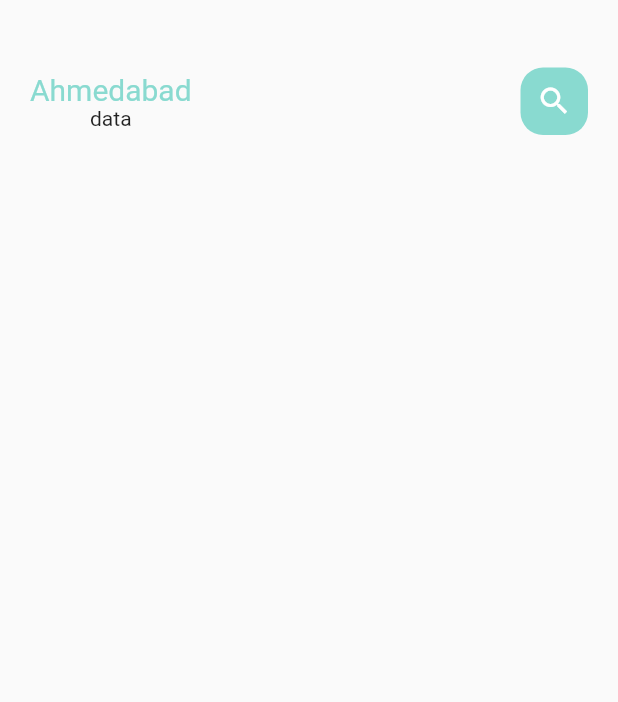
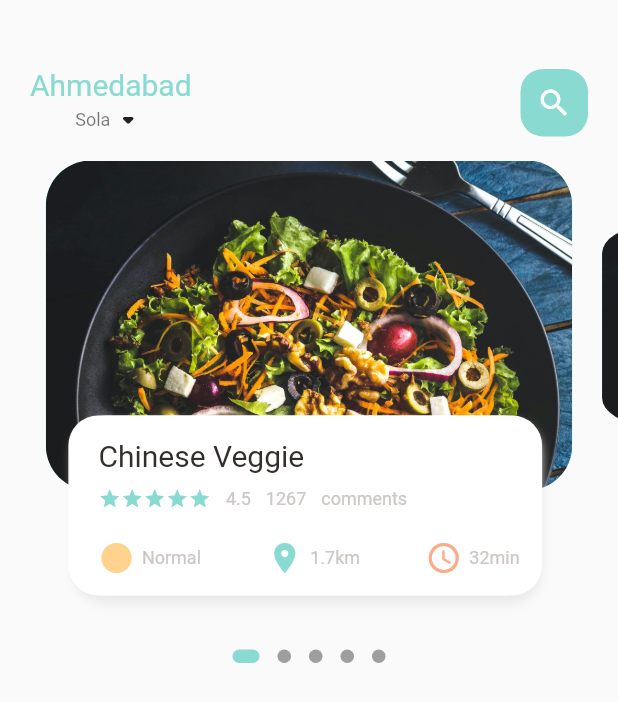
Before and after one commit to shravanEWW/food_app, a Flutter app: the screen it shows after launch, on a phone screen of 412 x 824 dp. Shown: the top 702 px of the screen. Run offline on Flutter 3.47's test engine with Material 2 defaults, Android fonts, the phone set to English and light mode, and no system bars; drawn by our look-alikes of dots_indicator.

```diff
--- /dev/null
+++ b/lib/home/food_page_body.dart
@@ -0,0 +1,177 @@
+import 'package:dots_indicator/dots_indicator.dart';
+import 'package:flutter/cupertino.dart';
+import 'package:flutter/material.dart';
+import 'package:food_app/home/colors.dart';
+import 'package:food_app/widgets/big_text.dart';
+import 'package:food_app/widgets/icon_and_text_widget.dart';
+import 'package:food_app/widgets/small_text.dart';
+
+class FoodPageBody extends StatefulWidget {
+  const FoodPageBody({Key? key}) : super(key: key);
+
+  @override
+  State<FoodPageBody> createState() => _FoodPageBodyState();
+}
+
+class _FoodPageBodyState extends State<FoodPageBody> {
+  PageController pageController = PageController(viewportFraction: 0.9);
+  var _currentPageValue = 0.0;
+
+  double _scaleFactor = 0.8;
+  double _height = 220;
+  double currScale = 1.0;
+  double currTrans = 1.0;
+  Matrix4 matrix = Matrix4.identity();
+
+  @override
+  void initState() {
+    super.initState();
+    pageController.addListener(() {
+      setState(() {
+        _currentPageValue = pageController.page!;
+        //  print("Current page value :" + _currentPageValue.toString());
+      });
+    });
+  }
+
+  @override
+  void dispose() {
+    super.dispose();
+    pageController.dispose();
+  }
+
+  @override
+  Widget build(BuildContext context) {
+    return Column(children: [
+      Container(
+        height: 320,
+        child: PageView.builder(
+            controller: pageController,
+            itemCount: 5,
+            itemBuilder: (context, position) {
+              return _buildPageItem(position);
+            }),
+      ),
+      DotsIndicator(
+        dotsCount: 5,
+        position: _currentPageValue,
+        decorator: DotsDecorator(
+          activeColor: AppColors.mainColor,
+          size: const Size.square(9.0),
+          activeSize: const Size(18.0, 9.0),
+          activeShape:
+              RoundedRectangleBorder(borderRadius: BorderRadius.circular(5.0)),
+        ),
+      ),
+    ]);
+  }
+
+  Widget _buildPageItem(int index) {
+    // Current Page
+    if (index == _currentPageValue.floor()) {
+      currScale = 1 - (_currentPageValue - index) * (1 - _scaleFactor);
+      currTrans = _height * (1 - currScale) / 2;
+      matrix = Matrix4.diagonal3Values(1, currScale, 1);
+      matrix = Matrix4.diagonal3Values(1, currScale, 1)
+        ..setTranslationRaw(0, currTrans, 0);
+    }
+    // Next Page
+    else if (index == _currentPageValue.floor() + 1) {
+      currScale =
+          _scaleFactor + (_currentPageValue - index) * (1 - _scaleFactor);
+      currTrans = _height * (1 - currScale) / 2;
+      matrix = Matrix4.diagonal3Values(1, currScale, 1);
+      matrix = Matrix4.diagonal3Values(1, currScale, 1)
+        ..setTranslationRaw(0, currTrans, 0);
+    }
+    // // Previous Page
+    else if (index == _currentPageValue.floor() - 1) {
+      currScale = 1 - (_currentPageValue - index) * (1 - _scaleFactor);
+      currTrans = _height * (1 - currScale) / 2;
+      matrix = Matrix4.diagonal3Values(1, currScale, 1);
+      matrix = Matrix4.diagonal3Values(1, currScale, 1)
+        ..setTranslationRaw(0, currTrans, 0);
+    } else {
+      currScale = 0.8;
+      matrix = Matrix4.diagonal3Values(1, currScale, 1)
+        ..setTranslationRaw(0, _height * (1 - _scaleFactor) / 2, 1);
+    }
+    return Transform(
+      transform: matrix,
+      child: Stack(
+        children: [
+          Container(
+            height: 220,
+            margin: const EdgeInsets.only(left: 10, right: 10),
+            decoration: BoxDecoration(
+                borderRadius: BorderRadius.circular(30),
+                color: index.isEven ? const Color(0xFF69c5df) : const Color(0xFF9294cc),
+                image: const DecorationImage(
+                    fit: BoxFit.cover,
+                    image: AssetImage("assets/images/food5.jpg"))),
+          ),
+          Align(
+            alignment: Alignment.bottomCenter,
+            child: Container(
+              height: 120,
+              margin: const EdgeInsets.only(left: 30, right: 30, bottom: 30),
+              decoration: BoxDecoration(
+                  borderRadius: BorderRadius.circular(20),
+                  color: Colors.white,
+                  boxShadow: const [
+                    BoxShadow(
+                        color: Color(0xFFe8e8e8),
+                        blurRadius: 5.0,
+                        offset: Offset(-1, 5)),
+                    BoxShadow(color: Colors.white, offset: Offset(-5, 0))
+                  ]),
+              child: Container(
+                padding: const EdgeInsets.only(top: 15, left: 15, right: 15),
+                child: Column(
+                  crossAxisAlignment: CrossAxisAlignment.start,
+                  children: [
+                    BigText(text: "Chinese Veggie"),
+                    const SizedBox(height: 10),
+                    Row(
+                      children: [
+                        Wrap(
+                            children: List.generate(
+                                5,
+                                (index) => Icon(Icons.star,
+                                    color: AppColors.mainColor, size: 15))),
+                        const SizedBox(width: 10),
+                        SmallText(text: "4.5"),
+                        const SizedBox(width: 10),
+                        SmallText(text: "1267"),
+                        const SizedBox(width: 10),
+                        SmallText(text: "comments"),
+                      ],
+                    ),
+                    const SizedBox(height: 20),
+                        Row(
+                          mainAxisAlignment: MainAxisAlignment.spaceBetween,
+                          children: [
+                            IconAndTextWidget(
+                                icon: Icons.circle_sharp,
+                                text: "Normal",
+                                iconColor: AppColors.iconColor),
+                            IconAndTextWidget(
+                                icon: Icons.location_on,
+                                text: "1.7km",
+                                iconColor: AppColors.mainColor),
+                            IconAndTextWidget(
+                                icon: Icons.access_time_rounded,
+                                text: "32min",
+                                iconColor: AppColors.iconColor2)
+                          ],
+                        )
+                      ],
+                    )
+                ),
+              ),
+            ),
+        ],
+      ),
+    );
+  }
+}
--- a/lib/home/main_food_page.dart
+++ b/lib/home/main_food_page.dart
@@ -2,6 +2,9 @@ import 'package:flutter/cupertino.dart';
 import 'package:flutter/material.dart';
 import 'package:food_app/home/colors.dart';
 import 'package:food_app/widgets/big_text.dart';
+import 'package:food_app/widgets/small_text.dart';
+
+import 'food_page_body.dart';
 
 class MainFoodPage extends StatefulWidget {
   const MainFoodPage({Key? key}) : super(key: key);
@@ -18,13 +21,21 @@ class _MainFoodPageState extends State<MainFoodPage> {
         children: [
           Container(
             child: Container(
-              margin: EdgeInsets.only(top: 45, bottom: 15),
-              padding: EdgeInsets.only(left: 20, right: 20),
+              margin: const EdgeInsets.only(top: 45, bottom: 15),
+              padding: const EdgeInsets.only(left: 20, right: 20),
               child: Row(
                 mainAxisAlignment: MainAxisAlignment.spaceBetween,
                 children: [
                   Column(
-                    children: [Bigtext(text: "Ahmedabad",color: AppColors.mainColor,), Text("data")],
+                    children: [
+                      BigText(text: "Ahmedabad", color: AppColors.mainColor),
+                      Row(
+                        children: [
+                          SmallText(text: "Sola", color: Colors.black54),
+                          const Icon(Icons.arrow_drop_down_rounded)
+                        ],
+                      )
+                    ],
                   ),
                   Center(
                     child: Container(
@@ -34,7 +45,7 @@ class _MainFoodPageState extends State<MainFoodPage> {
                         borderRadius: BorderRadius.circular(15),
                         color: AppColors.mainColor,
                       ),
-                      child: Icon(
+                      child: const Icon(
                         Icons.search,
                         color: Colors.white,
                       ),
@@ -43,7 +54,8 @@ class _MainFoodPageState extends State<MainFoodPage> {
                 ],
               ),
             ),
-          )
+          ),
+          FoodPageBody()
         ],
       ),
     );
--- a/lib/widgets/big_text.dart
+++ b/lib/widgets/big_text.dart
@@ -1,12 +1,12 @@
 import 'package:flutter/cupertino.dart';
 
-class Bigtext extends StatelessWidget {
+class BigText extends StatelessWidget {
   Color? color;
   final String text;
   double size;
   TextOverflow overflow;
 
-  Bigtext(
+  BigText(
       {Key? key,
       this.color = const Color(0xFF332d2b),
       required this.text,
@@ -19,6 +19,7 @@ class Bigtext extends StatelessWidget {
     return Text(
       text,
       overflow: overflow,
+      maxLines: 1,
       style: TextStyle(
           fontFamily: 'Roboto',
           color: color,
--- /dev/null
+++ b/lib/widgets/icon_and_text_widget.dart
@@ -0,0 +1,28 @@
+import 'package:flutter/cupertino.dart';
+import 'package:food_app/widgets/small_text.dart';
+
+class IconAndTextWidget extends StatelessWidget {
+  final IconData icon;
+  final String text;
+  final Color iconColor;
+
+  const IconAndTextWidget(
+      {Key? key,
+      required this.icon,
+      required this.text,
+      required this.iconColor})
+      : super(key: key);
+
+  @override
+  Widget build(BuildContext context) {
+    return Row(
+      children: [
+        Icon(icon, color: iconColor),
+        SizedBox(width: 5),
+        SmallText(
+          text: text
+        )
+      ],
+    );
+  }
+}
--- /dev/null
+++ b/lib/widgets/small_text.dart
@@ -0,0 +1,26 @@
+import 'package:flutter/cupertino.dart';
+import 'package:flutter/material.dart';
+
+class SmallText extends StatelessWidget {
+  Color? color;
+  final String text;
+  double size;
+  double height;
+
+  SmallText({
+    Key? key,
+    this.color = const Color(0xFFccc7c5),
+    required this.text,
+    this.height = 1.2,
+    this.size = 12,
+  }) : super(key: key);
+
+  @override
+  Widget build(BuildContext context) {
+    return Text(
+      text,
+      style: TextStyle(
+          fontFamily: 'Roboto', color: color, height: height, fontSize: size),
+    );
+  }
+}
--- a/pubspec.yaml
+++ b/pubspec.yaml
@@ -29,6 +29,7 @@ environment:
 dependencies:
   flutter:
     sdk: flutter
+  dots_indicator: ^2.0.0
 
 
   # The following adds the Cupertino Icons font to your application.
```
Also changed, not shown: assets/images/food.jpg (added), assets/images/food1.jpg (added), assets/images/food2.jpg (added), assets/images/food3.jpg (added), assets/images/food4.jpg (added), assets/images/food5.jpg (added), lib/utils/dimensions.dart (added), pubspec.lock.
